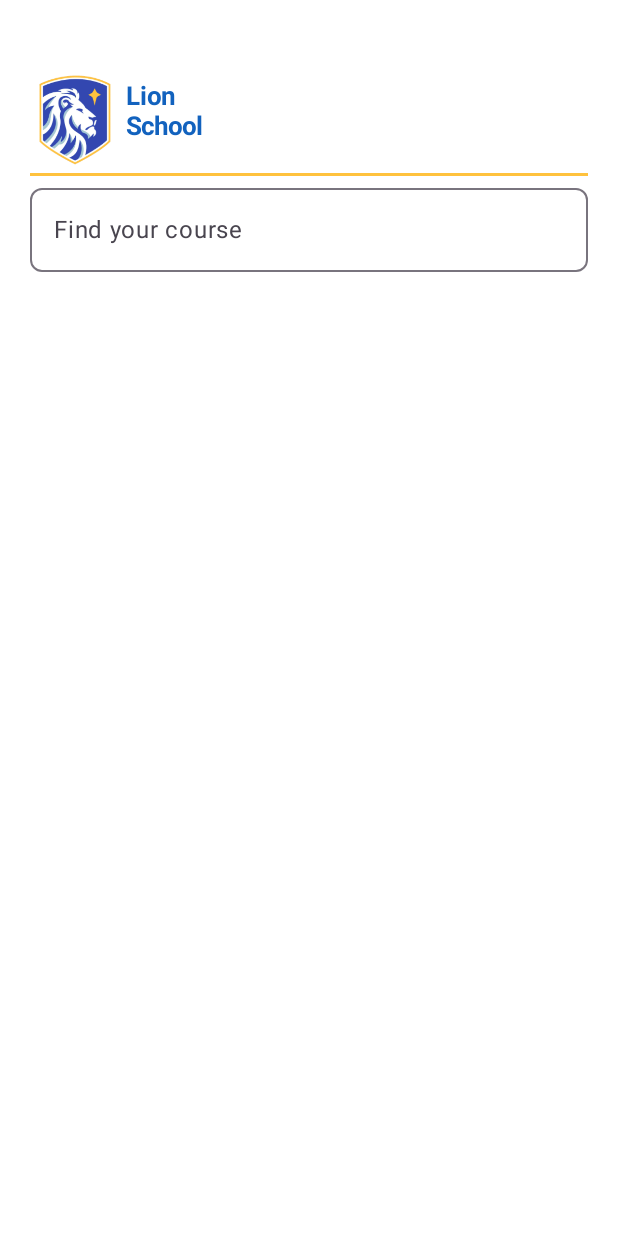
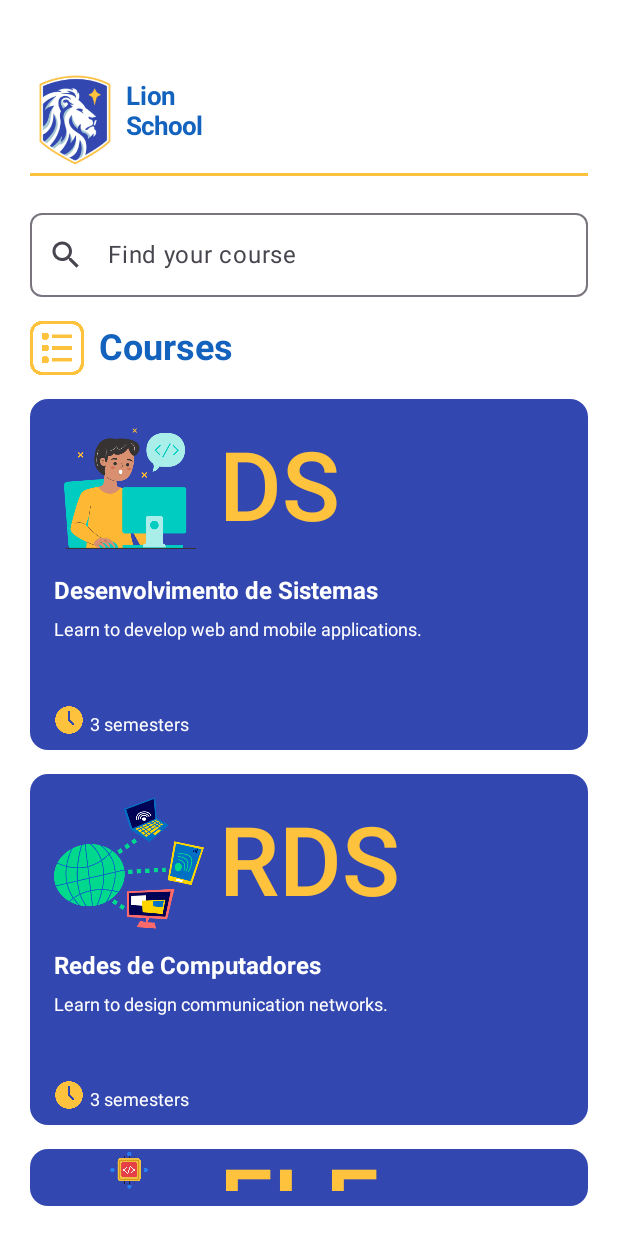
Before and after one commit to VitorPaes-coder/lion-school-mobile, an Android app built with Jetpack Compose: the @Preview function CourseScreenPreview, on a phone screen of 412 x 824 dp. Run offline under Robolectric (Android 15) with nearby library versions, the phone set to English and light mode, and no system bars.

Commit message:
segunda tela ok

```diff
--- a/app/src/main/java/br/senai/sp/jandira/lionschool/screens/CourseScreen.kt
+++ b/app/src/main/java/br/senai/sp/jandira/lionschool/screens/CourseScreen.kt
@@ -13,7 +13,11 @@ import androidx.compose.foundation.layout.padding
 import androidx.compose.foundation.layout.size
 import androidx.compose.foundation.layout.width
 import androidx.compose.foundation.shape.RoundedCornerShape
+import androidx.compose.foundation.text.KeyboardOptions
+import androidx.compose.material.icons.Icons
+import androidx.compose.material.icons.filled.Search
 import androidx.compose.material3.HorizontalDivider
+import androidx.compose.material3.Icon
 import androidx.compose.material3.OutlinedTextField
 import androidx.compose.material3.Text
 import androidx.compose.runtime.Composable
@@ -23,10 +27,13 @@ import androidx.compose.ui.graphics.Color
 import androidx.compose.ui.res.painterResource
 import androidx.compose.ui.res.stringResource
 import androidx.compose.ui.text.font.FontWeight
+import androidx.compose.ui.text.input.ImeAction
+import androidx.compose.ui.text.input.KeyboardType
 import androidx.compose.ui.tooling.preview.Preview
 import androidx.compose.ui.unit.dp
 import androidx.compose.ui.unit.sp
 import br.senai.sp.jandira.lionschool.R
+import br.senai.sp.jandira.lionschool.screens.components.CourseCard
 
 @Composable
 fun CourseScreen (){
@@ -41,9 +48,11 @@ fun CourseScreen (){
                 .fillMaxSize()
         ){
             Column (
+                verticalArrangement = Arrangement.SpaceBetween,
                 horizontalAlignment = Alignment.Start,
                 modifier = Modifier
-                    .weight(1f)
+                    .fillMaxWidth()
+                    .height(200.dp)
             ){
                 Column (
                     modifier = Modifier
@@ -58,7 +67,6 @@ fun CourseScreen (){
                             painter = painterResource(id = R.drawable.logo_image),
                             contentDescription = "Lion School Logo",
                             modifier = Modifier
-
                                 .size(60.dp)
                         )
 
@@ -87,7 +95,69 @@ fun CourseScreen (){
                     label = { Text(text = stringResource(R.string.find_course)) },
                     shape = RoundedCornerShape(8.dp),
                     modifier = Modifier
+                        .fillMaxWidth(),
+                    leadingIcon = {
+                        Icon(
+                            imageVector = Icons.Default.Search,
+                            contentDescription = "",
+                            modifier = Modifier
+                                .size(24.dp)
+                        )
+                    },
+                    keyboardOptions = KeyboardOptions(
+                        keyboardType = KeyboardType.Number,
+                        imeAction = ImeAction.Next
+                    ),
+                )
+
+                Row (
+                    verticalAlignment = Alignment.CenterVertically,
+                    modifier = Modifier
                         .fillMaxWidth()
+                ){
+                    Image(
+                        painter = painterResource(R.drawable.list),
+                        contentDescription = "DS Logo",
+                        modifier = Modifier
+                            .size(36.dp)
+                    )
+                    Text(
+                        text = stringResource(R.string.courses),
+                        fontSize = 24.sp,
+                        fontWeight = FontWeight.Bold,
+                        color = Color(0xFF1262BE),
+                        modifier = Modifier
+                            .padding(start = 10.dp)
+                    )
+                }
+            }
+
+            Column(
+                modifier = Modifier
+                    .fillMaxWidth()
+            ) {
+                CourseCard(
+                    caminhoId = R.drawable.programming,
+                    courseAbbreviation = stringResource(R.string.ds_abbreviation),
+                    courseName = stringResource(R.string.ds_name),
+                    courseDescription = stringResource(R.string.ds_description),
+                    courseTime = stringResource(R.string.course_time)
+                )
+
+                CourseCard(
+                    caminhoId = R.drawable.internet,
+                    courseAbbreviation = stringResource(R.string.rds_abbreviation),
+                    courseName = stringResource(R.string.rds_name),
+                    courseDescription = stringResource(R.string.rds_description),
+                    courseTime = stringResource(R.string.course_time)
+                )
+
+                CourseCard(
+                    caminhoId = R.drawable.chip,
+                    courseAbbreviation = stringResource(R.string.ele_abbreviation),
+                    courseName = stringResource(R.string.ele_name),
+                    courseDescription = stringResource(R.string.ele_description),
+                    courseTime = stringResource(R.string.course_time)
                 )
             }
         }
--- /dev/null
+++ b/app/src/main/java/br/senai/sp/jandira/lionschool/screens/components/CourseCard.kt
@@ -0,0 +1,128 @@
+package br.senai.sp.jandira.lionschool.screens.components
+
+import androidx.compose.foundation.Image
+import androidx.compose.foundation.layout.Arrangement
+import androidx.compose.foundation.layout.Column
+import androidx.compose.foundation.layout.Row
+import androidx.compose.foundation.layout.Spacer
+import androidx.compose.foundation.layout.fillMaxSize
+import androidx.compose.foundation.layout.fillMaxWidth
+import androidx.compose.foundation.layout.height
+import androidx.compose.foundation.layout.padding
+import androidx.compose.foundation.layout.size
+import androidx.compose.foundation.layout.width
+import androidx.compose.foundation.shape.CircleShape
+import androidx.compose.foundation.shape.RoundedCornerShape
+import androidx.compose.material.icons.Icons
+import androidx.compose.material3.Card
+import androidx.compose.material3.CardDefaults
+import androidx.compose.material3.Icon
+import androidx.compose.material3.Text
+import androidx.compose.runtime.Composable
+import androidx.compose.ui.Alignment
+import androidx.compose.ui.Modifier
+import androidx.compose.ui.graphics.Brush
+import androidx.compose.ui.graphics.Color
+import androidx.compose.ui.graphics.painter.Painter
+import androidx.compose.ui.res.painterResource
+import androidx.compose.ui.res.stringResource
+import androidx.compose.ui.text.font.FontWeight
+import androidx.compose.ui.tooling.preview.Preview
+import androidx.compose.ui.unit.dp
+import androidx.compose.ui.unit.sp
+import br.senai.sp.jandira.lionschool.R
+
+
+@Composable
+fun CourseCard(
+    caminhoId: Int = 0,
+    courseAbbreviation: String = "",
+    courseName: String = "",
+    courseDescription: String = "",
+    courseTime: String = ""
+) {
+
+    Card(
+        modifier = Modifier
+            .fillMaxWidth()
+
+            .height(250.dp)
+            .padding(top = 16.dp),
+        colors = CardDefaults.cardColors(Color(0xFF3347B0)),
+    ) {
+        Column(
+            verticalArrangement = Arrangement.SpaceBetween,
+            modifier = Modifier
+                .fillMaxSize()
+                .padding(bottom = 10.dp, start = 16.dp, end = 16.dp)
+        ) {
+
+            Column(
+                verticalArrangement = Arrangement.SpaceEvenly,
+                modifier = Modifier
+                    .fillMaxWidth()
+                    .height(170.dp)
+            ) {
+
+                Row(
+                    verticalAlignment = Alignment.CenterVertically,
+                    modifier = Modifier
+                ) {
+                    Image(
+                        painter = painterResource(caminhoId),
+                        contentDescription = "DS Logo",
+                        modifier = Modifier
+                            .size(100.dp)
+                    )
+                    Text(
+                        text = courseAbbreviation,
+                        fontSize = 64.sp,
+                        fontWeight = FontWeight.Medium,
+                        color = Color(0xFFFFC23D),
+                        modifier =  Modifier
+                            .padding(start = 10.dp)
+                    )
+                }
+                Text(
+                    text = courseName,
+                    fontSize = 16.sp,
+                    fontWeight = FontWeight.Bold,
+                    color = Color.White
+                )
+                Text(
+                    text = courseDescription,
+                    fontSize = 12.sp,
+                    color = Color.White
+                )
+            }
+
+            Row (
+                verticalAlignment = Alignment.Bottom,
+                horizontalArrangement = Arrangement.SpaceBetween,
+                modifier = Modifier
+                    .height(50.dp)
+                    .width(90.dp)
+                    .padding(top = 5.dp)
+            ){
+                Image(
+                    painter = painterResource(R.drawable.clock),
+                    contentDescription = "Clock Icon",
+                    modifier = Modifier
+                        .size(20.dp)
+                )
+
+                Text(
+                    text = courseTime,
+                    fontSize = 12.sp,
+                    color = Color.White
+                )
+            }
+        }
+    }
+}
+
+@Preview
+@Composable
+private fun CourseCardPreview() {
+    CourseCard()
+}
```
Also changed, not shown: app/src/main/java/br/senai/sp/jandira/lionschool/screens/StudentsScreen.kt (added, +75 -0 lines), app/src/main/res/drawable/chip.png (added), app/src/main/res/drawable/clock.png (added), app/src/main/res/drawable/internet.png (added), app/src/main/res/drawable/lion_list.png (added), app/src/main/res/drawable/list.png (added), app/src/main/res/drawable/programming.png (added).
